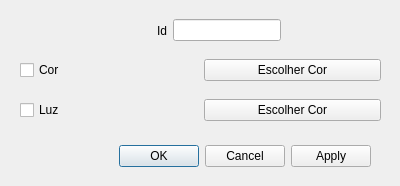
Above: ifg/qt/ui/entidade.ui from matferib/tabuleiro-virtual before the change. Below: the same form after it.
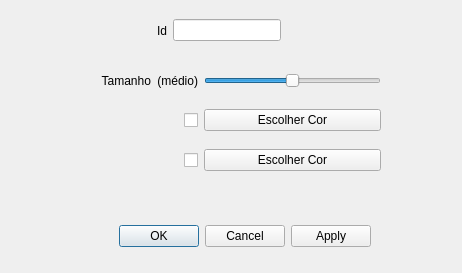
That is the form after the change.

Commit message: tamanho implementado

Patch:
```diff
--- a/ifg/qt/ui/entidade.ui
+++ b/ifg/qt/ui/entidade.ui
@@ -7,8 +7,8 @@
    <rect>
     <x>0</x>
     <y>0</y>
-    <width>400</width>
-    <height>186</height>
+    <width>462</width>
+    <height>273</height>
    </rect>
   </property>
   <property name="windowTitle">
@@ -24,7 +24,7 @@
    <property name="geometry">
     <rect>
      <x>30</x>
-     <y>140</y>
+     <y>220</y>
      <width>341</width>
      <height>32</height>
     </rect>
@@ -66,7 +66,7 @@
    <property name="geometry">
     <rect>
      <x>20</x>
-     <y>50</y>
+     <y>100</y>
      <width>361</width>
      <height>41</height>
     </rect>
@@ -77,8 +77,11 @@
       <property name="enabled">
        <bool>true</bool>
       </property>
+      <property name="layoutDirection">
+       <enum>Qt::RightToLeft</enum>
+      </property>
       <property name="text">
-       <string>Cor</string>
+       <string/>
       </property>
      </widget>
     </item>
@@ -95,7 +98,7 @@
    <property name="geometry">
     <rect>
      <x>20</x>
-     <y>90</y>
+     <y>140</y>
      <width>361</width>
      <height>41</height>
     </rect>
@@ -103,8 +106,11 @@
    <layout class="QHBoxLayout" name="horizontalLayout_3">
     <item>
      <widget class="QCheckBox" name="checkbox_luz">
+      <property name="layoutDirection">
+       <enum>Qt::RightToLeft</enum>
+      </property>
       <property name="text">
-       <string>Luz</string>
+       <string/>
       </property>
      </widget>
     </item>
@@ -120,6 +126,76 @@
     </item>
    </layout>
   </widget>
+  <widget class="QWidget" name="horizontalLayoutWidget_4">
+   <property name="geometry">
+    <rect>
+     <x>20</x>
+     <y>60</y>
+     <width>361</width>
+     <height>41</height>
+    </rect>
+   </property>
+   <layout class="QHBoxLayout" name="horizontalLayout_4">
+    <item>
+     <layout class="QHBoxLayout" name="horizontalLayout_5">
+      <item>
+       <widget class="QLabel" name="label_2">
+        <property name="sizePolicy">
+         <sizepolicy hsizetype="MinimumExpanding" vsizetype="Preferred">
+          <horstretch>0</horstretch>
+          <verstretch>0</verstretch>
+         </sizepolicy>
+        </property>
+        <property name="text">
+         <string>Tamanho</string>
+        </property>
+        <property name="alignment">
+         <set>Qt::AlignRight|Qt::AlignTrailing|Qt::AlignVCenter</set>
+        </property>
+       </widget>
+      </item>
+      <item>
+       <widget class="QLabel" name="label_tamanho">
+        <property name="sizePolicy">
+         <sizepolicy hsizetype="Minimum" vsizetype="Preferred">
+          <horstretch>0</horstretch>
+          <verstretch>0</verstretch>
+         </sizepolicy>
+        </property>
+        <property name="text">
+         <string>(médio)</string>
+        </property>
+        <property name="alignment">
+         <set>Qt::AlignRight|Qt::AlignTrailing|Qt::AlignVCenter</set>
+        </property>
+       </widget>
+      </item>
+     </layout>
+    </item>
+    <item>
+     <widget class="QSlider" name="slider_tamanho">
+      <property name="sizePolicy">
+       <sizepolicy hsizetype="Expanding" vsizetype="Fixed">
+        <horstretch>0</horstretch>
+        <verstretch>0</verstretch>
+       </sizepolicy>
+      </property>
+      <property name="maximum">
+       <number>8</number>
+      </property>
+      <property name="pageStep">
+       <number>2</number>
+      </property>
+      <property name="sliderPosition">
+       <number>4</number>
+      </property>
+      <property name="orientation">
+       <enum>Qt::Horizontal</enum>
+      </property>
+     </widget>
+    </item>
+   </layout>
+  </widget>
  </widget>
  <resources/>
  <connections>
```
The commit also changes 4 other files.
